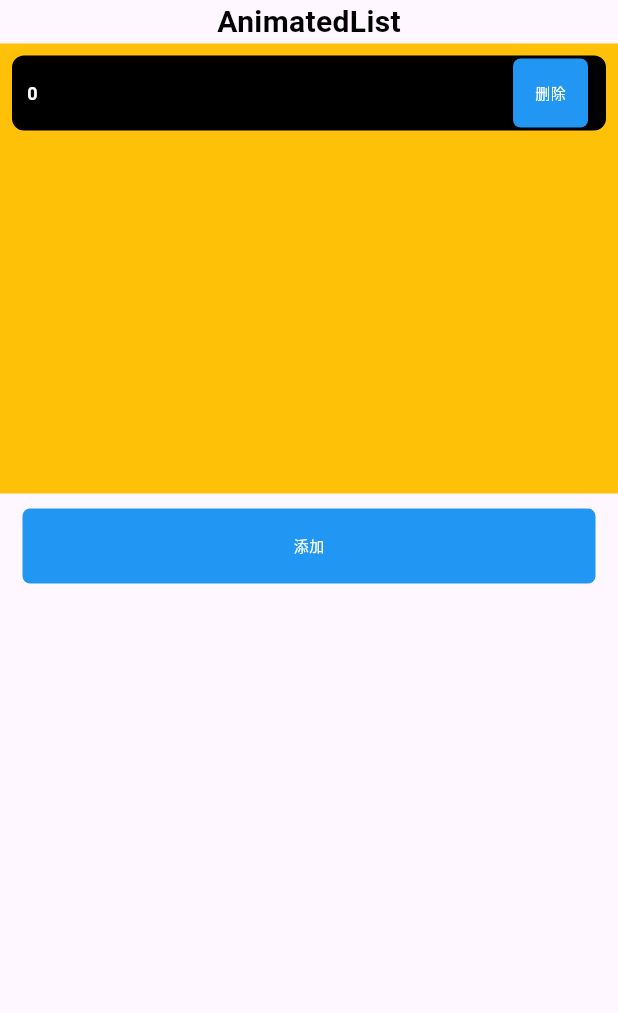
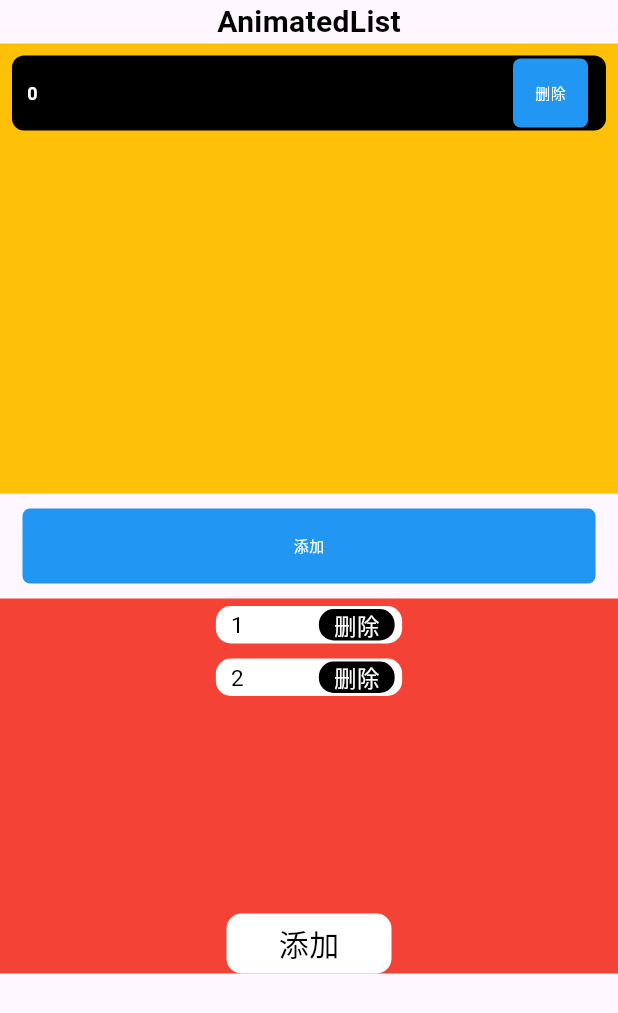
Before and after one commit to SpringRollHHB/FlutterUiTest, a Flutter app: the ListViewPageWidget screen opened directly, swiped to page 3, on a phone screen of 412 x 824 dp. Shown: the top 1013 px of the screen. Run offline on Flutter 3.47's test engine with Material 3 defaults, Android fonts, the phone set to English and light mode, and no system bars; our stand-ins replace auto_size_text, get.

Commit message:
AnimatedList使用

```diff
--- a/lib/layout/list_view_page_widget.dart
+++ b/lib/layout/list_view_page_widget.dart
@@ -3,6 +3,7 @@ import 'dart:math';
 import 'package:flutter/cupertino.dart';
 import 'package:flutter/material.dart';
 import 'package:flutteruitest/layout/widget/animated_list_widget.dart';
+import 'package:flutteruitest/layout/widget/animationed_list_two_widget.dart';
 
 
 /*
@@ -276,6 +277,8 @@ class _ListViewPageWidgetState extends State<ListViewPageWidget> {
           style: TextStyle(color: Colors.black,fontSize: 20,fontWeight: FontWeight.w700),
         ),
         const AnimatedListWidget(),
+        const SizedBox(height: 10,),
+        const AnimatedListTwoWidget(),
       ],
     );
   }
--- /dev/null
+++ b/lib/layout/widget/animationed_list_two_widget.dart
@@ -0,0 +1,130 @@
+import 'package:flutter/cupertino.dart';
+import 'package:flutter/material.dart';
+
+import 'animated_list_widget.dart';
+
+class AnimatedListTwoWidget extends StatefulWidget {
+  const AnimatedListTwoWidget({super.key});
+
+  @override
+  State<AnimatedListTwoWidget> createState() => _AnimatedListTwoWidgetState();
+}
+
+class _AnimatedListTwoWidgetState extends State<AnimatedListTwoWidget> {
+
+  var data = ["1","2"];
+  int count = 2;
+  final GlobalKey<AnimatedListState> globalKey = GlobalKey<AnimatedListState>();
+
+  @override
+  void dispose() {
+    super.dispose();
+  }
+
+  @override
+  Widget build(BuildContext context) {
+    return Container(
+      color: Colors.red,
+      height: 250,
+      width: double.infinity,
+      child: Column(
+        mainAxisSize: MainAxisSize.min,
+        children: [
+          Expanded(
+            child: AnimatedList(
+              key: globalKey,
+              primary: false,
+              initialItemCount: data.length,
+              itemBuilder:(BuildContext context, int index, Animation<double> ani) {
+                var animation = Tween<Offset>(begin: const Offset(1.0,0),end: const Offset(0.0,0.0)).animate(ani);
+                return SlideTransition(
+                  position: animation,
+                  child: buildItem(index),
+                );
+              },
+            ),
+          ),
+          const SizedBox(height: 10,),
+          GestureDetector(
+            onTap: () => addAction(),
+            child: Container(
+              alignment: Alignment.center,
+              width: 110,
+              height: 40,
+              decoration: const BoxDecoration(
+                  color: Colors.white,
+                  borderRadius: BorderRadius.all(Radius.circular(10))
+              ),
+              child: const Text(
+                "添加",
+                style: TextStyle(
+                    color: Colors.black,
+                    fontSize: 20
+                ),
+              ),
+            ),
+          ),
+        ],
+      ),
+    );
+  }
+
+  void addAction() {
+    count++;
+    data.add(count.toString());
+    globalKey.currentState?.insertItem(data.length - 1,duration: const Duration(seconds: 2));
+  }
+
+  void removeAction(int index) {
+    globalKey.currentState?.removeItem(index, (context, ani) {
+      var animation = Tween<Offset>(
+        begin: const Offset(-1.0, 0.0),
+        end: const Offset(0.0, 0.0),
+      ).animate(ani);
+      var i = buildItem(index);
+      data.removeAt(index);
+      return SlideTransition(
+        position: animation,
+        child: i,
+      );
+    }, duration: const Duration(seconds: 2));
+  }
+
+  Widget buildItem(int index) {
+    return Align(
+      alignment: Alignment.center,
+      child: Container(
+        padding: const EdgeInsets.symmetric(vertical: 2),
+        decoration: BoxDecoration(
+            color: Colors.white,
+            borderRadius: BorderRadius.circular(10)
+        ),
+        margin: const EdgeInsets.symmetric(vertical: 5),
+        child: Row(
+          mainAxisSize: MainAxisSize.min,
+          children: [
+            const SizedBox(width: 10,),
+            Text(
+              data[index],
+              style: const TextStyle(color: Colors.black,fontSize: 15),
+            ),
+            const SizedBox(width: 50,),
+            GestureDetector(
+              onTap: () => removeAction(index),
+              child: Container(
+                alignment: Alignment.center,
+                padding: const EdgeInsets.symmetric(horizontal: 10),
+                decoration: const BoxDecoration(
+                    color: Colors.black,
+                    borderRadius: BorderRadius.all(Radius.circular(10))
+                ),
+                child: const Text("删除",style: TextStyle(color: Colors.white,fontSize: 15),),
+              ),
+            ),
+            const SizedBox(width: 5,),
+          ],
+        ),
+      ),
+    );
+  }
+}
```
